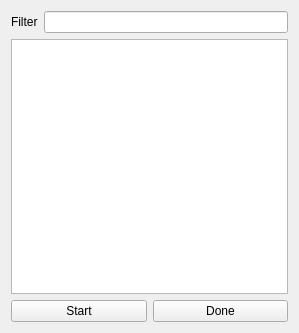
Qt form src/app/taskwidget.ui (AlexandrePTJ/kemai) before a commit.
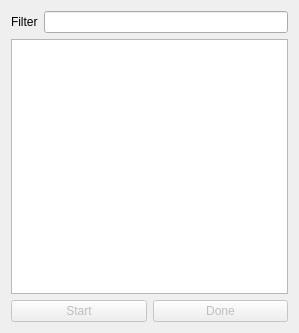
The same form after that commit.

Patch:
```diff
--- a/src/app/taskwidget.ui
+++ b/src/app/taskwidget.ui
@@ -38,6 +38,9 @@
     <layout class="QHBoxLayout" name="horizontalLayout_2">
      <item>
       <widget class="QPushButton" name="btStartStop">
+       <property name="enabled">
+        <bool>false</bool>
+       </property>
        <property name="text">
         <string>Start</string>
        </property>
@@ -45,6 +48,9 @@
      </item>
      <item>
       <widget class="QPushButton" name="btDone">
+       <property name="enabled">
+        <bool>false</bool>
+       </property>
        <property name="text">
         <string>Done</string>
        </property>
```
Left out of the diff: 9 changed lines with no effect on the pictures.
